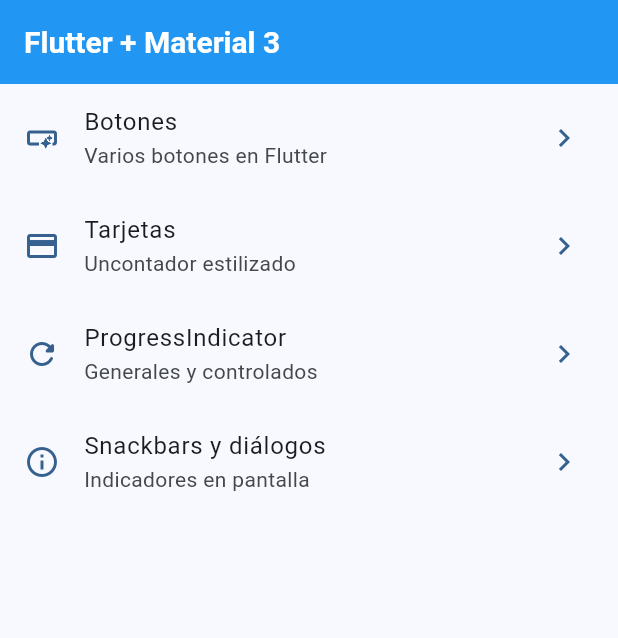
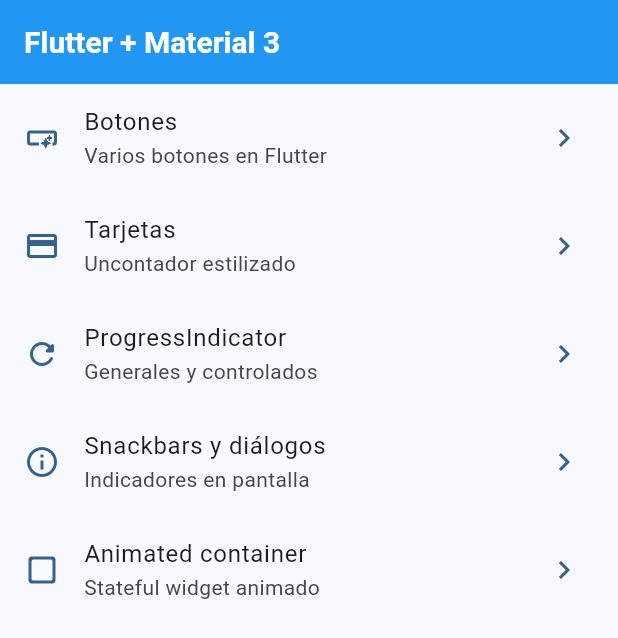
Before and after one commit to Illera1999/Flutter_Course, a Flutter app: the screen it shows after launch, on a phone screen of 412 x 824 dp. Shown: the top 638 px of the screen. Run offline on Flutter 3.47's test engine with Material 3 defaults, Android fonts, the phone set to English and light mode, and no system bars; our stand-ins replace animate_do, dio, go_router, video_player.

Commit message:
Animated Container

```diff
--- a/project/widgets_app/lib/config/menu/menu_items.dart
+++ b/project/widgets_app/lib/config/menu/menu_items.dart
@@ -42,4 +42,10 @@ class MenuItems {
       link: '/snackbars',
       icon: Icons.info_outline,
     ),
+    MenuItems(
+      title: 'Animated container',
+      subTitle: 'Stateful widget animado',
+      link: '/animated',
+      icon: Icons.check_box_outline_blank_rounded,
+    ),
   ];
--- a/project/widgets_app/lib/config/router/app_router.dart
+++ b/project/widgets_app/lib/config/router/app_router.dart
@@ -29,5 +29,10 @@ final appRouter = GoRouter(
       path: '/snackbars',
       builder: (context,state) => const SnackBarScreen(),
     ),
+    GoRoute(
+      name: AnimatedScreen.name,
+      path: '/animated',
+      builder: (context,state) => const AnimatedScreen(),
+    ),
   ]
 );
```
Also changed, not shown: project/widgets_app/lib/presentation/screens/animated/animated_screen.dart (+49 -2 lines).
